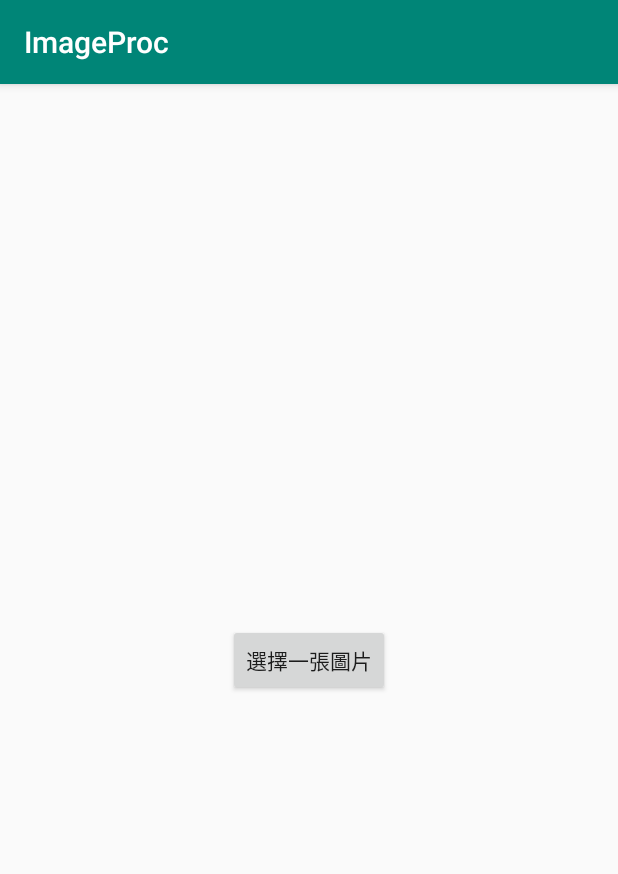
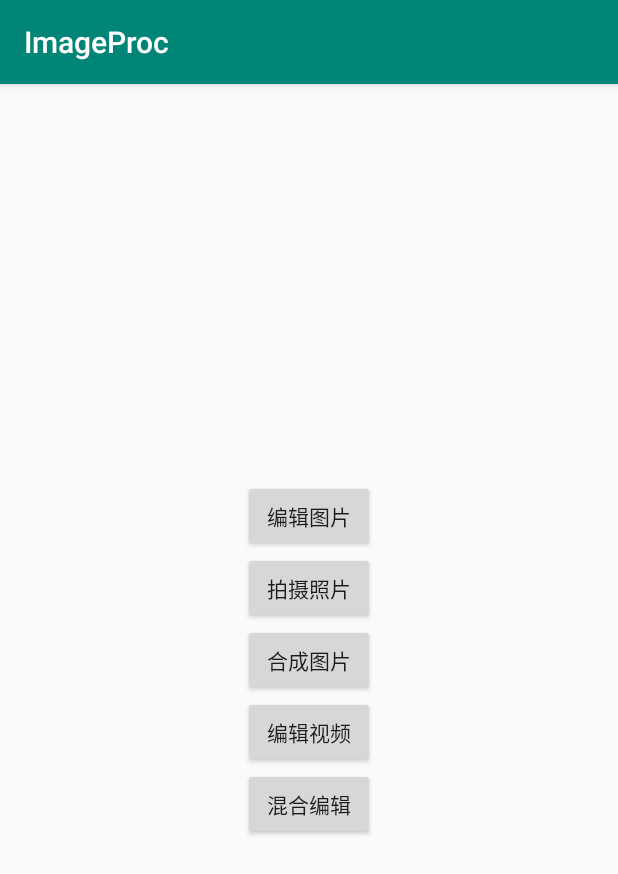
Before and after one commit to Arikes/ImageProc, an Android app: the screen it shows after launch (MainActivity), on a phone screen of 412 x 824 dp. Shown: the top 874 px of the screen. Run offline under Robolectric (Android 15) with nearby library versions, the phone set to English and light mode, and no system bars; libraries missing offline, so code that uses them is left out: com.zhihu.matisse.

Commit message:
1.添加首页功能UI;2.编辑图片入口;

```diff
--- a/app/src/main/AndroidManifest.xml
+++ b/app/src/main/AndroidManifest.xml
@@ -17,6 +17,10 @@
                 <category android:name="android.intent.category.LAUNCHER" />
             </intent-filter>
         </activity>
+
+        <activity android:name=".functions.EditImageActivity"
+            android:hardwareAccelerated="true"
+            />
     </application>
 
 </manifest>
--- a/app/src/main/java/com/kame/MainActivity.java
+++ b/app/src/main/java/com/kame/MainActivity.java
@@ -10,6 +10,7 @@ import android.util.Log;
 import android.view.View;
 import android.widget.Button;
 
+import com.kame.functions.EditImageActivity;
 import com.zhihu.matisse.Matisse;
 import com.zhihu.matisse.MimeType;
 import com.zhihu.matisse.engine.impl.GlideEngine;
@@ -17,6 +18,13 @@ import com.zhihu.matisse.engine.impl.GlideEngine;
 import java.util.List;
 
 public class MainActivity extends AppCompatActivity implements View.OnClickListener{
+    private static final String TAG = MainActivity.class.getSimpleName();
+    private Button mBtnEditImage;
+    private Button mBtnTakePhoto;
+    private Button mBtnComposeImgVideo;
+    private Button mBtnEditVideo;
+    private Button mBtnMixVideo;
+
     private static final int REQUEST_CODE_CHOOSE = 23;//定义请求码常量
     private Button mBtnChooseImage;
     List<Uri> mSelected;
@@ -25,35 +33,66 @@ public class MainActivity extends AppCompatActivity implements View.OnClickListe
     protected void onCreate(Bundle savedInstanceState) {
         super.onCreate(savedInstanceState);
         setContentView(R.layout.activity_main);
+        initUI();
+    }
 
-        mBtnChooseImage = findViewById(R.id.btn_choose_image);
-        mBtnChooseImage.setOnClickListener(this);
+    private void initUI(){
+        mBtnEditImage = findViewById(R.id.btn_edit_image);
+        mBtnEditImage.setOnClickListener(this);
+        mBtnTakePhoto = findViewById(R.id.btn_take_photo);
+        mBtnTakePhoto.setOnClickListener(this);
+        mBtnComposeImgVideo = findViewById(R.id.btn_compose_image);
+        mBtnComposeImgVideo.setOnClickListener(this);
+        mBtnEditVideo = findViewById(R.id.btn_edit_video);
+        mBtnEditVideo.setOnClickListener(this);
+        mBtnMixVideo = findViewById(R.id.btn_mix_edit);
+        mBtnMixVideo.setOnClickListener(this);
     }
 
     @Override
     public void onClick(View v) {
         switch (v.getId()){
-            case R.id.btn_choose_image:
-                chooseMedia();
+            case R.id.btn_edit_image:
+                editImage();
+                break;
+            case R.id.btn_take_photo:
+                takePhoto();
+                break;
+            case R.id.btn_compose_image:
+                composeVideo();
+                break;
+            case R.id.btn_edit_video:
+                editVideo();
+                break;
+            case R.id.btn_mix_edit:
+                mixEditVideo();
                 break;
             default:
                 break;
         }
     }
 
-    private void chooseMedia(){
-        Matisse
-                .from(MainActivity.this)
-                .choose(MimeType.ofAll())//照片视频全部显示
-                .countable(true)//有序选择图片
-                .maxSelectable(9)//最大选择数量为9
-                .gridExpectedSize(480)//图片显示表格的大小getResources()
-//                .getDimensionPixelSize(R.dimen.grid_expected_size)
-                .restrictOrientation(ActivityInfo.SCREEN_ORIENTATION_PORTRAIT)//图像选择和预览活动所需的方向。
-                .thumbnailScale(0.85f)//缩放比例
-                .theme(R.style.Matisse_Dracula)//主题  暗色主题 R.style.Matisse_Dracula
-                .imageEngine(new GlideEngine())//加载方式
-                .forResult(REQUEST_CODE_CHOOSE);//请求码
+    private void editImage(){
+        Log.e(TAG,"function editImage");
+
+        Intent editImageIntent = new Intent(MainActivity.this, EditImageActivity.class);
+        startActivity(editImageIntent);
+    }
+
+    private void takePhoto(){
+        Log.e(TAG,"function takePhoto");
+    }
+
+    private void composeVideo(){
+        Log.e(TAG,"function composeVideo");
+    }
+
+    private void editVideo(){
+        Log.e(TAG,"function editVideo");
+    }
+
+    private void mixEditVideo(){
+        Log.e(TAG,"function mixEditVideo");
     }
 
     @Override
--- a/app/src/main/res/layout/activity_main.xml
+++ b/app/src/main/res/layout/activity_main.xml
@@ -6,11 +6,48 @@
     android:layout_height="match_parent"
     tools:context=".MainActivity">
 
-<Button
-    android:id="@+id/btn_choose_image"
-    android:layout_width="wrap_content"
-    android:layout_height="wrap_content"
-    android:layout_centerInParent="true"
-    android:text="選擇一張圖片" />
+    <LinearLayout
+        android:layout_width="wrap_content"
+        android:layout_height="wrap_content"
+        android:layout_centerInParent="true"
+        android:orientation="vertical">
+        <Button
+            android:id="@+id/btn_edit_image"
+            android:layout_width="wrap_content"
+            android:layout_height="wrap_content"
+            android:layout_centerInParent="true"
+            android:text="编辑图片" />
 
+        <Button
+            android:id="@+id/btn_take_photo"
+            android:layout_width="wrap_content"
+            android:layout_height="wrap_content"
+            android:layout_below="@id/btn_edit_image"
+            android:layout_centerInParent="true"
+            android:text="拍摄照片" />
+
+        <Button
+            android:id="@+id/btn_compose_image"
+            android:layout_width="wrap_content"
+            android:layout_height="wrap_content"
+            android:layout_below="@id/btn_take_photo"
+            android:layout_centerInParent="true"
+            android:text="合成图片" />
+
+        <Button
+            android:id="@+id/btn_edit_video"
+            android:layout_width="wrap_content"
+            android:layout_height="wrap_content"
+            android:layout_below="@id/btn_compose_image"
+            android:layout_centerInParent="true"
+            android:text="编辑视频" />
+
+        <Button
+            android:id="@+id/btn_mix_edit"
+            android:layout_width="wrap_content"
+            android:layout_height="wrap_content"
+            android:layout_below="@id/btn_edit_video"
+            android:layout_centerInParent="true"
+            android:text="混合编辑" />
+    </LinearLayout>
 </RelativeLayout>
```
Also changed, not shown: app/src/main/java/com/kame/functions/EditImageActivity.java (added, +32 -0 lines), app/src/main/res/layout/activity_edit_image.xml (added, +10 -0 lines).
